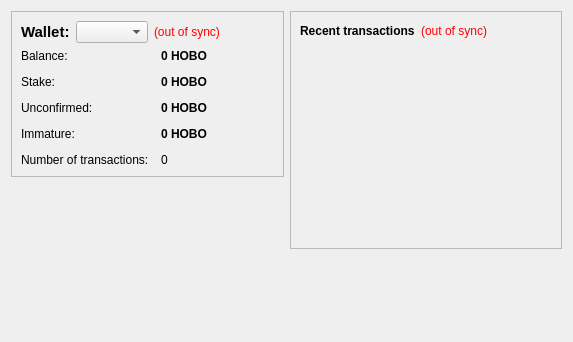
The window that src/qt/forms/overviewpage.ui (Crypto-Expert/HoboNickels) describes before a commit, drawn with Qt 5.
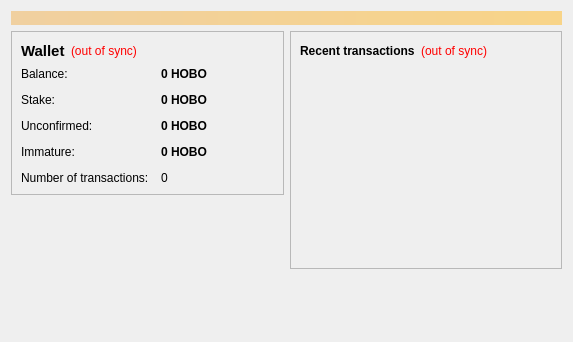
The same window after the commit. Custom widgets are drawn as their Qt base class.

```diff
--- a/src/qt/forms/overviewpage.ui
+++ b/src/qt/forms/overviewpage.ui
@@ -13,6 +13,24 @@
   <property name="windowTitle">
    <string>Form</string>
   </property>
+  <layout class="QVBoxLayout" name="topLayout">
+   <item>
+    <widget class="QLabel" name="labelAlerts">
+     <property name="visible">
+      <bool>false</bool>
+     </property>
+     <property name="styleSheet">
+      <string notr="true">background-color: qlineargradient(x1: 0, y1: 0, x2: 1, y2: 0, stop:0 #F0D0A0, stop:1 #F8D488); color:#000000;</string>
+     </property>
+     <property name="wordWrap">
+      <bool>true</bool>
+     </property>
+     <property name="margin">
+      <number>3</number>
+     </property>
+    </widget>
+   </item>
+   <item>
   <layout class="QHBoxLayout" name="horizontalLayout" stretch="1,1">
    <item>
     <layout class="QVBoxLayout" name="verticalLayout_2">
@@ -37,14 +55,7 @@
              </font>
             </property>
             <property name="text">
-             <string>Wallet:</string>
-            </property>
-           </widget>
-          </item>
-          <item>
-           <widget class="QValueComboBox" name="qvcbWallet">
-            <property name="toolTip">
-             <string>Change Active Wallet (not yet implemented)</string>
+               <string>Wallet</string>
             </property>
            </widget>
           </item>
@@ -329,14 +340,9 @@
     </layout>
    </item>
   </layout>
+   </item>
+  </layout>
  </widget>
- <customwidgets>
-  <customwidget>
-   <class>QValueComboBox</class>
-   <extends>QComboBox</extends>
-   <header>qvaluecombobox.h</header>
-  </customwidget>
- </customwidgets>
  <resources/>
  <connections/>
 </ui>
```
Left out of the diff: 56 changed lines with no effect on the pictures. Lines whose indentation alone changed are shown as unchanged.
